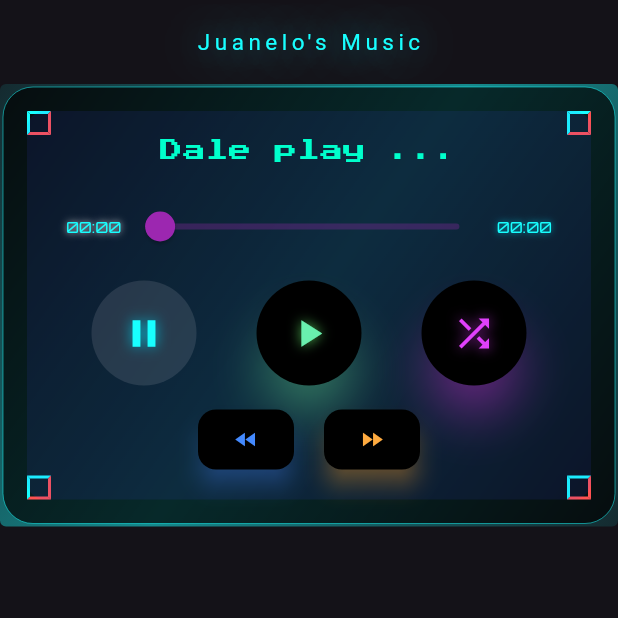
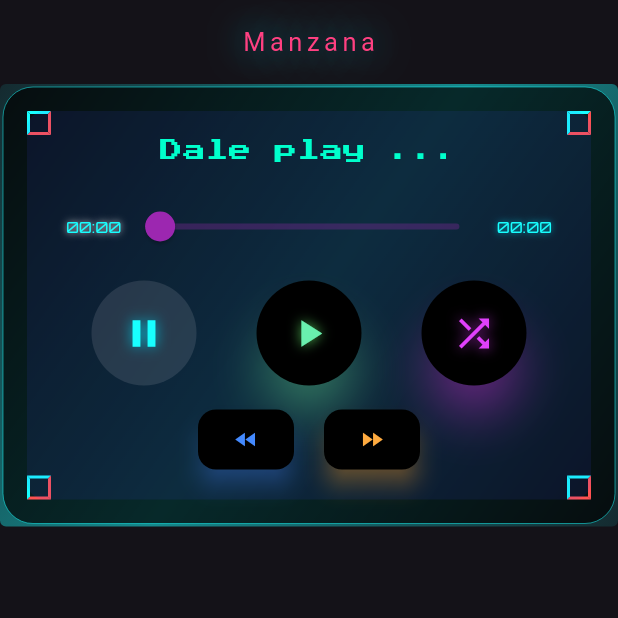
Before and after one commit to juanTorrenegra/mp3player, a Flutter app: the screen it shows after launch, on a phone screen of 412 x 824 dp, the top half of it. Run offline on Flutter 3.47's test engine with Material 3 defaults, Android fonts, the phone set to English and light mode, and no system bars; our stand-ins replace just_audio, permission_handler; Roboto replaces fonts that are missing (cursive).

Commit message:
titulo manzana, fonts pink

```diff
--- a/lib/main.dart
+++ b/lib/main.dart
@@ -260,12 +260,12 @@ class _MusicListScreenState extends State<MusicListScreen> {
         appBar: AppBar(
           centerTitle: true,
           title: const Text(
-            "Juanelo's Music",
+            "Manzana",
             style: TextStyle(
               fontFamily: "cursive",
-              color: Colors.cyanAccent,
+              color: Colors.pinkAccent,
               letterSpacing: 3,
-              fontSize: 15,
+              fontSize: 17,
               shadows: [
                 Shadow(
                   color: Colors.cyan,
@@ -551,7 +551,7 @@ class _MusicListScreenState extends State<MusicListScreen> {
                                 playMusic(path);
                               },
                               trailing: const Icon(
-                                Icons.play_arrow,
+                                Icons.apple_outlined,
                                 color: Colors.cyanAccent,
                               ),
                             ),
```
Also changed, not shown: pubspec.lock.
